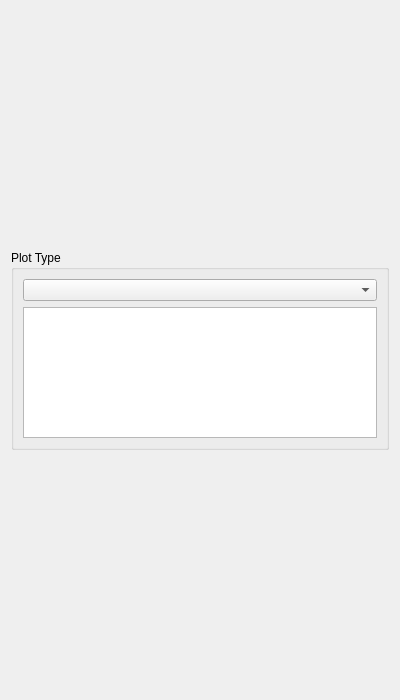
First picture: the form in mtpy/gui/SmartMT/ui_asset/plot_options.ui, repository MTgeophysics/mtpy, before the edit.
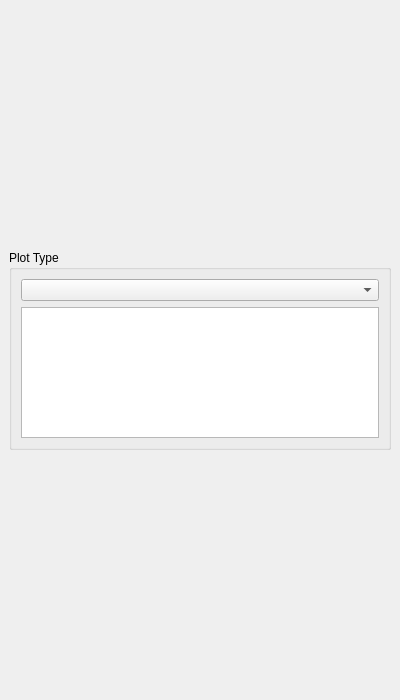
Second picture: the form after the edit.

Commit message: implement overlay on plot_option window to indicate busy status

The edit to the form file:
```diff
--- a/mtpy/gui/SmartMT/ui_asset/plot_options.ui
+++ b/mtpy/gui/SmartMT/ui_asset/plot_options.ui
@@ -22,6 +22,24 @@
   <property name="windowTitle">
    <string>Plot Option</string>
   </property>
+     <layout class="QVBoxLayout" name="verticalLayout_3">
+         <property name="spacing">
+             <number>0</number>
+         </property>
+         <property name="leftMargin">
+             <number>0</number>
+         </property>
+         <property name="topMargin">
+             <number>0</number>
+         </property>
+         <property name="rightMargin">
+             <number>0</number>
+         </property>
+         <property name="bottomMargin">
+             <number>0</number>
+         </property>
+         <item>
+             <widget class="QWidget" name="widget" native="true">
   <layout class="QVBoxLayout" name="verticalLayout">
    <item>
     <widget class="QGroupBox" name="groupBoxPlot_Type">
@@ -55,6 +73,9 @@
         <property name="readOnly">
          <bool>true</bool>
         </property>
+                                     </widget>
+                                 </item>
+                             </layout>
        </widget>
       </item>
      </layout>
```
Lines whose indentation alone changed are shown as unchanged. The commit also changes 2 other files.
